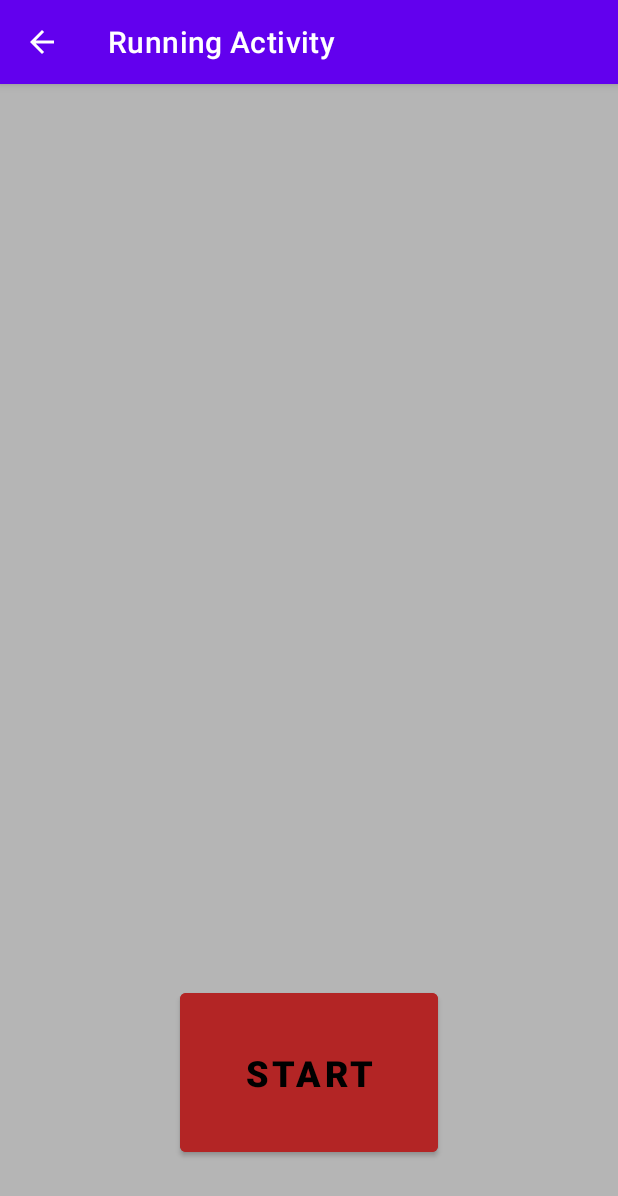
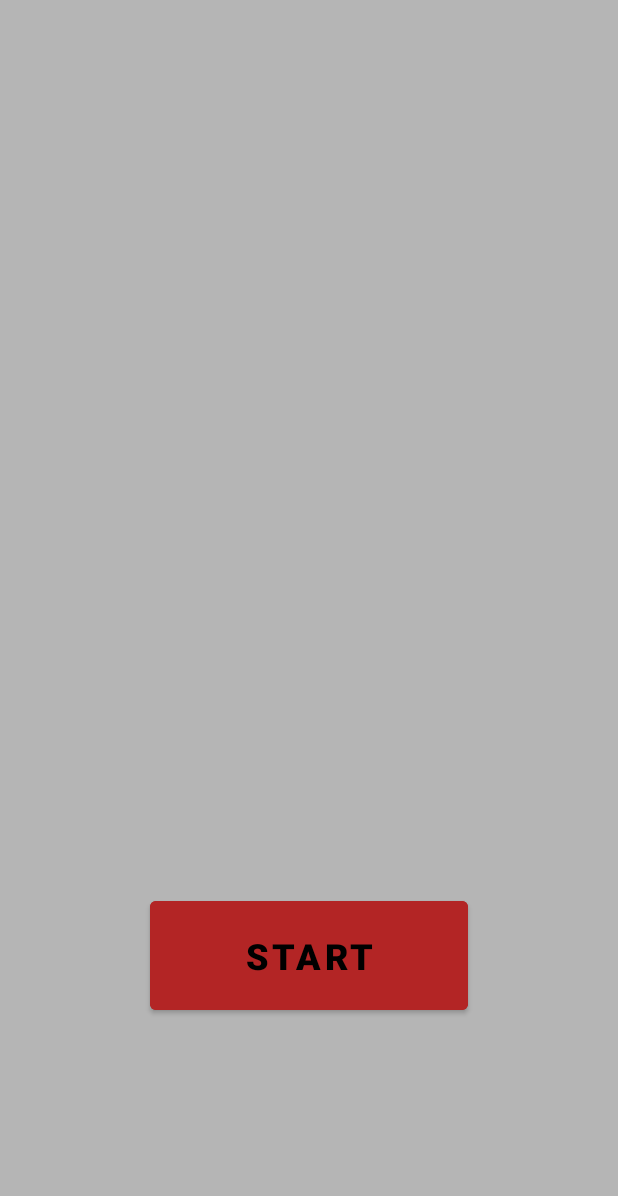
Before and after one commit to AlarmWalker/Mobile_fitness_app, an Android app: the RunningActivity screen opened directly, with no data from a screen before it, on a phone screen of 412 x 824 dp. Shown: the top 1196 px of the screen. Run offline under Robolectric (Android 15) with nearby library versions, the phone set to English and light mode, and no system bars.

Commit message:
UI and Theme changes.

```diff
--- a/app/src/main/java/ca/unb/mobiledev/superduperfitnessapp/MainActivity.kt
+++ b/app/src/main/java/ca/unb/mobiledev/superduperfitnessapp/MainActivity.kt
@@ -29,7 +29,9 @@ MainActivity : AppCompatActivity() {
         super.onCreate(savedInstanceState)
         setContentView(R.layout.activity_main)
 
-        mClock = findViewById<TextView>(R.id.time)
+        supportActionBar?.hide()
+
+        mClock = findViewById(R.id.time)
         startClock()
 
         val startButton = findViewById<Button>(R.id.start_button)
--- a/app/src/main/java/ca/unb/mobiledev/superduperfitnessapp/StartActivity.kt
+++ b/app/src/main/java/ca/unb/mobiledev/superduperfitnessapp/StartActivity.kt
@@ -33,6 +33,9 @@ class StartActivity : AppCompatActivity() {
 
         val adp = MyAdapter(sounds, this)
         view.adapter = adp
+
+        supportActionBar?.title = "Select sound"
+        supportActionBar?.show()
     }
 
     fun returnView() : RecyclerView {
--- a/app/src/main/res/layout/activity_main.xml
+++ b/app/src/main/res/layout/activity_main.xml
@@ -20,7 +20,7 @@
         app:layout_constraintStart_toStartOf="parent"
         app:layout_constraintTop_toTopOf="parent" />
 
-    <EditText
+    <TextView
         android:id="@+id/time"
         android:layout_width="0dp"
         android:layout_height="wrap_content"
--- a/app/src/main/res/layout/item_sound.xml
+++ b/app/src/main/res/layout/item_sound.xml
@@ -14,7 +14,7 @@
     app:cardUseCompatPadding="true">
 
     <androidx.constraintlayout.widget.ConstraintLayout
-        android:layout_width="394dp"
+        android:layout_width="match_parent"
         android:layout_height="132dp">
 
         <ImageButton
@@ -67,16 +67,14 @@
             android:id="@+id/confirmSound_button"
             android:layout_width="wrap_content"
             android:layout_height="0dp"
-            android:layout_marginStart="50dp"
             android:layout_marginTop="10dp"
-            android:layout_marginEnd="50dp"
+            android:layout_marginEnd="20dp"
             android:layout_marginBottom="20dp"
             android:backgroundTint="@color/common_google_signin_btn_text_light_disabled"
             android:text="@string/confirm_button"
             android:textSize="12sp"
             app:layout_constraintBottom_toBottomOf="parent"
             app:layout_constraintEnd_toEndOf="parent"
-            app:layout_constraintStart_toEndOf="@+id/playButton"
             app:layout_constraintTop_toBottomOf="@+id/soundText" />
 
     </androidx.constraintlayout.widget.ConstraintLayout>
--- a/app/src/main/res/layout/running_activity.xml
+++ b/app/src/main/res/layout/running_activity.xml
@@ -29,9 +29,9 @@
     <TextView
         android:id="@+id/timer_text"
         android:layout_width="0dp"
-        android:layout_height="0dp"
+        android:layout_height="wrap_content"
         android:layout_marginTop="100dp"
-        android:layout_marginBottom="550dp"
+        android:layout_marginBottom="500dp"
         android:textAlignment="center"
         android:textSize="48sp"
         android:visibility="visible"
@@ -45,52 +45,54 @@
     <TextView
         android:id="@+id/distanceText"
         android:layout_width="0dp"
-        android:layout_height="0dp"
+        android:layout_height="wrap_content"
         android:layout_marginStart="36dp"
-        android:layout_marginTop="250dp"
+        android:layout_marginTop="50dp"
         android:layout_marginEnd="36dp"
-        android:layout_marginBottom="400dp"
+        android:layout_marginBottom="50dp"
         android:textAlignment="center"
         android:textAllCaps="false"
         android:textSize="24sp"
         android:visibility="visible"
-        app:layout_constraintBottom_toBottomOf="parent"
+        app:layout_constraintBottom_toTopOf="@id/distanceBar"
         app:layout_constraintEnd_toEndOf="parent"
         app:layout_constraintHorizontal_bias="0.0"
         app:layout_constraintStart_toStartOf="parent"
-        app:layout_constraintTop_toTopOf="parent"
+        app:layout_constraintTop_toBottomOf="@id/timer_text"
         tools:visibility="visible" />
 
     <TextView
         android:id="@+id/messageText"
         android:layout_width="0dp"
-        android:layout_height="0dp"
+        android:layout_height="wrap_content"
         android:layout_marginStart="36dp"
-        android:layout_marginTop="450dp"
+        android:layout_marginTop="50dp"
         android:layout_marginEnd="36dp"
-        android:layout_marginBottom="200dp"
+        android:layout_marginBottom="50dp"
         android:textAlignment="center"
-        android:textSize="16sp"
+        android:textSize="24sp"
         android:visibility="visible"
-        app:layout_constraintBottom_toBottomOf="parent"
+        app:layout_constraintBottom_toTopOf="@id/end_button"
         app:layout_constraintEnd_toEndOf="parent"
         app:layout_constraintHorizontal_bias="0.0"
         app:layout_constraintStart_toStartOf="parent"
-        app:layout_constraintTop_toTopOf="parent"
+        app:layout_constraintTop_toBottomOf="@id/distanceBar"
         app:layout_constraintVertical_bias="0.658"
         tools:visibility="visible" />
 
     <Button
         android:id="@+id/startRun_button"
         android:layout_width="0dp"
-        android:layout_height="0dp"
-        android:layout_marginStart="120dp"
-        android:layout_marginTop="600dp"
-        android:layout_marginEnd="120dp"
+        android:layout_height="wrap_content"
+        android:layout_marginStart="100dp"
+        android:layout_marginTop="500dp"
+        android:layout_marginEnd="100dp"
         android:layout_marginBottom="50dp"
         android:backgroundTint="#B32525"
         android:backgroundTintMode="add"
         android:fontFamily="sans-serif-black"
+        android:paddingTop="20dp"
+        android:paddingBottom="20dp"
         android:text="@string/startRun_button"
         android:textColor="#000000"
         android:textSize="24sp"
@@ -105,12 +107,14 @@
     <Button
         android:id="@+id/end_button"
         android:layout_width="0dp"
-        android:layout_height="0dp"
-        android:layout_marginStart="120dp"
-        android:layout_marginTop="600dp"
-        android:layout_marginEnd="120dp"
+        android:layout_height="wrap_content"
+        android:layout_marginStart="100dp"
+        android:layout_marginTop="500dp"
+        android:layout_marginEnd="100dp"
         android:layout_marginBottom="50dp"
         android:fontFamily="sans-serif-black"
+        android:paddingTop="20dp"
+        android:paddingBottom="20dp"
         android:text="@string/end_button"
         android:textSize="24sp"
         android:visibility="visible"
@@ -124,7 +128,7 @@
     <SeekBar
         android:id="@+id/distanceBar"
         android:layout_width="0dp"
-        android:layout_height="0dp"
+        android:layout_height="wrap_content"
         android:layout_marginStart="25dp"
         android:layout_marginTop="50dp"
         android:layout_marginEnd="25dp"
--- a/app/src/main/res/values/strings.xml
+++ b/app/src/main/res/values/strings.xml
@@ -6,8 +6,12 @@
     <string name="location_details">Latitude: %1$s, Longitude: %2$s, Accuracy: %3$s, Time: %4$s, Speed: %5$s</string>
     <string name="location_details2">Latitude: %1$s, Longitude: %2$s, Accuracy: %3$s</string>
 
+    <!--Text-->
+    <string name="location_tracking">Distance ran:\t %1$s m\nEntity distance:\t %2$s m</string>
+
     <!--UI Elements-->
     <string name="startRun_button">Start</string>
     <string name="end_button">End</string>
     <string name="confirm_button">Confirm</string>
+    <string name="return_button">Return</string>
 </resources>
--- a/app/src/main/res/values/themes.xml
+++ b/app/src/main/res/values/themes.xml
@@ -2,9 +2,9 @@
     <!-- Base application theme. -->
     <style name="Theme.SUPERDUPERFITNESSAPP" parent="Theme.MaterialComponents.DayNight.DarkActionBar">
         <!-- Primary brand color. -->
-        <item name="colorPrimary">@color/purple_500</item>
-        <item name="colorPrimaryVariant">@color/purple_700</item>
-        <item name="colorOnPrimary">@color/white</item>
+        <item name="colorPrimary">@color/common_google_signin_btn_text_light_default</item>
+        <item name="colorPrimaryVariant">@color/black</item>
+        <item name="colorOnPrimary">@color/black</item>
         <!-- Secondary brand color. -->
         <item name="colorSecondary">@color/teal_200</item>
         <item name="colorSecondaryVariant">@color/teal_700</item>
```
Also changed, not shown: app/src/main/assets/sounds.json (+16 -0 lines), app/src/main/java/ca/unb/mobiledev/superduperfitnessapp/RunningActivity.kt (+36 -6 lines), app/src/main/res/drawable/temp_icon.png (added), app/src/main/res/drawable/temp_thumb.png (added).
